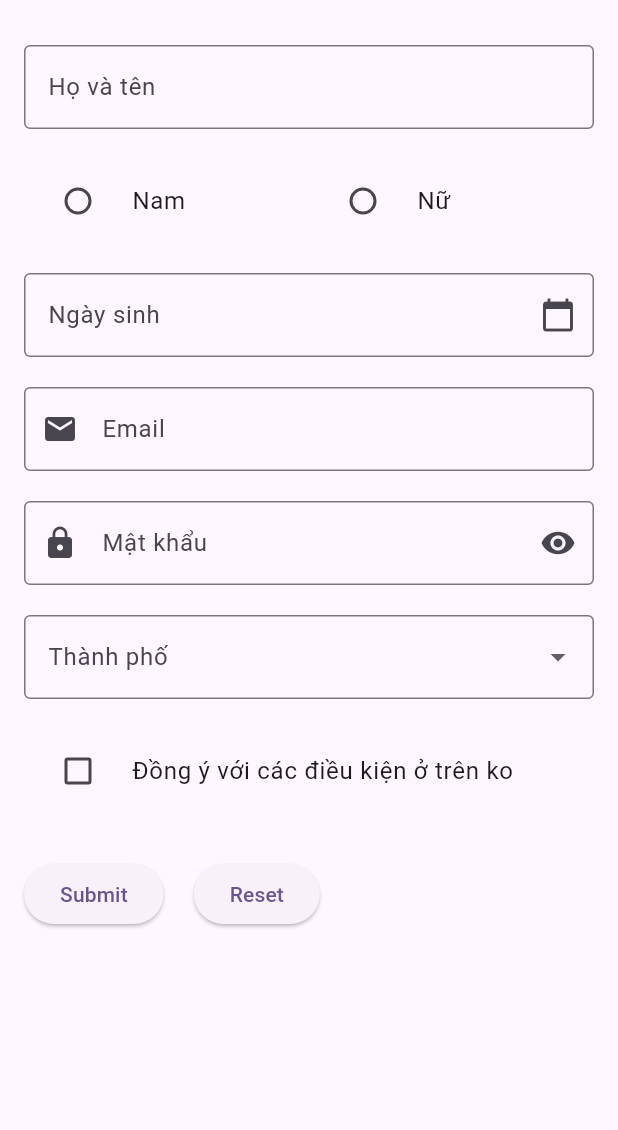
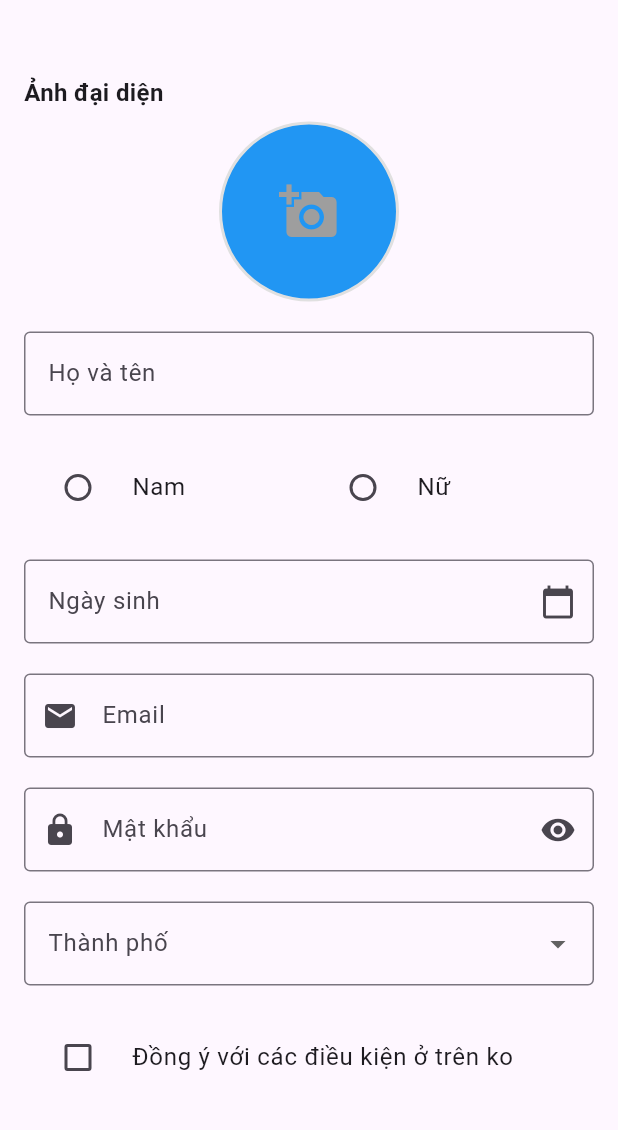
Before and after one commit to Do2304/learn-Flutter-titv, a Flutter app: the screen it shows after launch, on a phone screen of 412 x 824 dp, the part 63-1193 px from its top. Run offline on Flutter 3.47's test engine with Material 3 defaults, Android fonts, the phone set to English and light mode, and no system bars; our stand-ins replace image_picker.

```diff
--- a/lib/main.dart
+++ b/lib/main.dart
@@ -16,6 +16,7 @@
 import 'widget_02/form_Checkbox.dart';
 import 'widget_02/form_DatePicker.dart';
 import 'widget_02/form_ScrollView.dart';
+import 'widget_02/form_ImagePicker.dart';
 
 void main() {
   runApp(const MyApp());
@@ -32,7 +33,7 @@
       theme: ThemeData(
         colorScheme: ColorScheme.fromSeed(seedColor: Colors.deepPurple),
       ),
-      home: form_ScrollView(),
+      home: form_ImagePicker(),
     );
   }
 }
--- /dev/null
+++ b/lib/widget_02/form_ImagePicker.dart
@@ -0,0 +1,380 @@
+import 'dart:io';
+
+import 'package:flutter/material.dart';
+import 'package:image_picker/image_picker.dart';
+import 'package:intl/intl.dart';
+
+class form_ImagePicker extends StatefulWidget {
+  @override
+  State<StatefulWidget> createState() => form_ImagePickerState();
+}
+
+class form_ImagePickerState extends State<form_ImagePicker> {
+  final _formkey = GlobalKey<FormState>();
+  final _fullnameController = TextEditingController();
+  final _emailController = TextEditingController();
+  final _passwordController = TextEditingController();
+  final _dateOfBirthController = TextEditingController();
+
+  File? _profileImage;
+  final ImagePicker _picker = ImagePicker();
+
+  bool _obscurePassword = true;
+  String? _name;
+  String? _selectedCity;
+  String? _gender;
+  bool _isAgreed = false;
+  DateTime? _dateOfBirth = null;
+  final List<String> _cities = ["Hà Nội", "HCM", "Quảng Ngãi", "Đà Nẵng"];
+
+  @override
+  Widget build(BuildContext context) {
+    return Scaffold(
+      appBar: AppBar(title: Text("Form Basic")),
+      body: Padding(
+        padding: EdgeInsets.all(16),
+        child: Form(
+          key: _formkey,
+          child: SingleChildScrollView(
+            child: Column(
+              children: [
+                SizedBox(height: 20),
+                FormField<File>(
+                  validator: (value) {
+                    if (value == null) {
+                      return "Vui lòng chọn ảnh";
+                    }
+                  },
+                  builder: (FormFieldState<File> state) {
+                    return Column(
+                      crossAxisAlignment: CrossAxisAlignment.start,
+                      children: [
+                        Text(
+                          "Ảnh đại diện",
+                          style: TextStyle(
+                            fontWeight: FontWeight.bold,
+                            fontSize: 16,
+                          ),
+                        ),
+                        SizedBox(height: 8),
+                        Center(
+                          child: GestureDetector(
+                            onTap: () async {
+                              final XFile? image = await showDialog(
+                                context: context,
+                                builder: (context) => AlertDialog(
+                                  title: Text("Chọn nguồn"),
+                                  content: Column(
+                                    mainAxisSize: MainAxisSize.min,
+                                    children: [
+                                      ListTile(
+                                        leading: Icon(Icons.photo_library),
+                                        title: Text("Thư viện"),
+                                        onTap: () async {
+                                          Navigator.pop(
+                                            context,
+                                            await _picker.pickImage(
+                                              source: ImageSource.gallery,
+                                            ),
+                                          );
+                                        },
+                                      ),
+                                      ListTile(
+                                        leading: Icon(Icons.camera_alt),
+                                        title: Text("Máy tính"),
+                                        onTap: () async {
+                                          Navigator.pop(
+                                            context,
+                                            await _picker.pickImage(
+                                              source: ImageSource.camera,
+                                            ),
+                                          );
+                                        },
+                                      ),
+                                    ],
+                                  ),
+                                ),
+                              );
+                              if (image != null) {
+                                setState(() {
+                                  _profileImage = File(image.path);
+                                  state.didChange(_profileImage);
+                                });
+                              }
+                            },
+                            child: Container(
+                              width: 120,
+                              height: 120,
+                              decoration: BoxDecoration(
+                                color: Colors.blue,
+                                borderRadius: BorderRadius.circular(60),
+                                border: Border.all(
+                                  color: state.hasError
+                                      ? Colors.red
+                                      : Colors.grey.shade300,
+                                  width: 2,
+                                ),
+                              ),
+                              child: _profileImage != null
+                                  ? ClipRRect(
+                                      borderRadius:
+                                          BorderRadiusGeometry.circular(60),
+                                      child: Image.file(
+                                        _profileImage!,
+                                        width: 120,
+                                        height: 120,
+                                        fit: BoxFit.cover,
+                                      ),
+                                    )
+                                  : Icon(
+                                      Icons.add_a_photo,
+                                      size: 40,
+                                      color: Colors.grey,
+                                    ),
+                            ),
+                          ),
+                        ),
+                        if (state.hasError)
+                          Center(
+                            child: Padding(
+                              padding: EdgeInsets.only(top: 8),
+                              child: Text(
+                                state.errorText!,
+                                style: TextStyle(
+                                  color: Colors.red,
+                                  fontSize: 12,
+                                ),
+                              ),
+                            ),
+                          ),
+                      ],
+                    );
+                  },
+                ),
+
+                SizedBox(height: 20),
+                TextFormField(
+                  controller: _fullnameController,
+                  decoration: InputDecoration(
+                    labelText: "Họ và tên",
+                    hintText: "Nhập họ và tên",
+                    border: OutlineInputBorder(),
+                  ),
+                  onSaved: (newValue) {
+                    _name = newValue;
+                  },
+                  validator: (value) {
+                    if (value == null || value.isEmpty) {
+                      return "Vui lòng nhập họ và tên";
+                    }
+                    return null;
+                  },
+                ),
+                SizedBox(height: 20),
+                FormField<String>(
+                  validator: (value) {
+                    if (value == null || value.isEmpty) {
+                      return "Vui lòng chọn giới tính";
+                    }
+
+                    return null;
+                  },
+                  initialValue: _gender,
+                  builder: (FormFieldState<String> state) {
+                    return Column(
+                      crossAxisAlignment: CrossAxisAlignment.start,
+                      children: [
+                        Row(
+                          children: [
+                            Expanded(
+                              child: RadioListTile(
+                                title: Text("Nam"),
+                                value: 'male',
+                                groupValue: _gender,
+                                onChanged: (value) {
+                                  setState(() {
+                                    _gender = value;
+                                    state.didChange(value);
+                                  });
+                                },
+                              ),
+                            ),
+                            Expanded(
+                              child: RadioListTile(
+                                title: Text("Nữ"),
+                                value: 'female',
+                                groupValue: _gender,
+                                onChanged: (value) {
+                                  setState(() {
+                                    _gender = value;
+                                    state.didChange(value);
+                                  });
+                                },
+                              ),
+                            ),
+                          ],
+                        ),
+                      ],
+                    );
+                  },
+                ),
+                SizedBox(height: 20),
+                TextFormField(
+                  controller: _dateOfBirthController,
+                  decoration: InputDecoration(
+                    labelText: "Ngày sinh",
+                    hintText: "Chọn ngày sinh",
+                    border: OutlineInputBorder(),
+                    suffixIcon: Icon(Icons.calendar_today),
+                  ),
+                  readOnly: true,
+                  onTap: () async {
+                    DateTime? pickedDate = await showDatePicker(
+                      context: context,
+                      firstDate: DateTime(1900),
+                      lastDate: DateTime(2025),
+                    );
+                    if (pickedDate != null) {
+                      String formatedDate = DateFormat(
+                        "dd/MM/yyyy",
+                      ).format(pickedDate);
+                      setState(() {
+                        _dateOfBirthController.text = formatedDate;
+                        _dateOfBirth = pickedDate;
+                      });
+                    }
+                  },
+                  validator: (value) {
+                    if (value == null || value.isEmpty) {
+                      return "Vui lòng chọn ngày sinh";
+                    }
+                    return null;
+                  },
+                ),
+
+                SizedBox(height: 20),
+                TextFormField(
+                  controller: _emailController,
+                  decoration: InputDecoration(
+                    labelText: "Email",
+                    hintText: "Nhập email",
+                    border: OutlineInputBorder(),
+                    prefixIcon: Icon(Icons.email),
+                  ),
+                  keyboardType: TextInputType.emailAddress,
+                  validator: (value) {
+                    if (value == null || value.isEmpty) {
+                      return "Vui lòng nhập Email";
+                    }
+                    final emailRegex = RegExp(
+                      r'^[\w-\.]+@([\w-]+\.)+[\w-]{2,4}$',
+                    );
+
+                    if (!emailRegex.hasMatch(value)) {
+                      return 'Email không hợp lệ';
+                    }
+                    return null;
+                  },
+                ),
+                SizedBox(height: 20),
+                TextFormField(
+                  controller: _passwordController,
+                  decoration: InputDecoration(
+                    labelText: "Mật khẩu",
+                    hintText: "Nhập mật khẩu",
+                    border: OutlineInputBorder(),
+                    prefixIcon: Icon(Icons.lock),
+                    suffixIcon: IconButton(
+                      onPressed: () {
+                        setState(() {
+                          _obscurePassword = !_obscurePassword;
+                        });
+                      },
+                      icon: Icon(
+                        _obscurePassword
+                            ? Icons.visibility
+                            : Icons.visibility_off,
+                      ),
+                    ),
+                  ),
+                  obscureText: _obscurePassword,
+                  validator: (value) {
+                    if (value == null || value.isEmpty) {
+                      return "Vui lòng nhập mật khẩu";
+                    }
+                    if (value.length < 6) {
+                      return "Mật khẩu ít nhất phải có 6 kí tự";
+                    }
+                    return null;
+                  },
+                ),
+                SizedBox(height: 20),
+                DropdownButtonFormField(
+                  decoration: InputDecoration(
+                    labelText: "Thành phố",
+                    border: OutlineInputBorder(),
+                  ),
+                  items: _cities.map((city) {
+                    return DropdownMenuItem(child: Text(city), value: city);
+                  }).toList(),
+                  value: _selectedCity,
+                  onChanged: (value) {},
+                  validator: (value) {
+                    if (value == null || value.isEmpty) {
+                      return "Vui lòng chọn thành phố";
+                    }
+
+                    return null;
+                  },
+                ),
+                SizedBox(height: 20),
+                CheckboxListTile(
+                  title: Text("Đồng ý với các điều kiện ở trên ko"),
+                  value: _isAgreed,
+                  onChanged: (value) {
+                    setState(() {
+                      _isAgreed = value!;
+                      print("Đồng ý: $_isAgreed");
+                    });
+                  },
+                  controlAffinity: ListTileControlAffinity.leading,
+                ),
+                SizedBox(height: 30),
+                Row(
+                  children: [
+                    ElevatedButton(
+                      onPressed: () {
+                        if (_formkey.currentState!.validate()) {
+                          _formkey.currentState!.save();
+                          ScaffoldMessenger.of(context).showSnackBar(
+                            SnackBar(content: Text("Xin chào $_name")),
+                          );
+                        }
+                      },
+                      child: Text("Submit"),
+                    ),
+                    SizedBox(width: 20),
+                    ElevatedButton(
+                      onPressed: () {
+                        _formkey.currentState!.reset();
+                        _fullnameController.clear();
+                        _emailController.clear();
+                        _passwordController.clear();
+
+                        setState(() {
+                          _name = null;
+                          _dateOfBirthController.text = '';
+                        });
+                      },
+                      child: Text("Reset"),
+                    ),
+                  ],
+                ),
+              ],
+            ),
+          ),
+        ),
+      ),
+    );
+  }
+}
--- a/pubspec.yaml
+++ b/pubspec.yaml
@@ -31,6 +31,7 @@
   flutter:
     sdk: flutter
   intl: ^0.20.2
+  image_picker: ^1.1.2
 
   # The following adds the Cupertino Icons font to your application.
   # Use with the CupertinoIcons class for iOS style icons.
```
Also changed, not shown: pubspec.lock, 20 other files.
